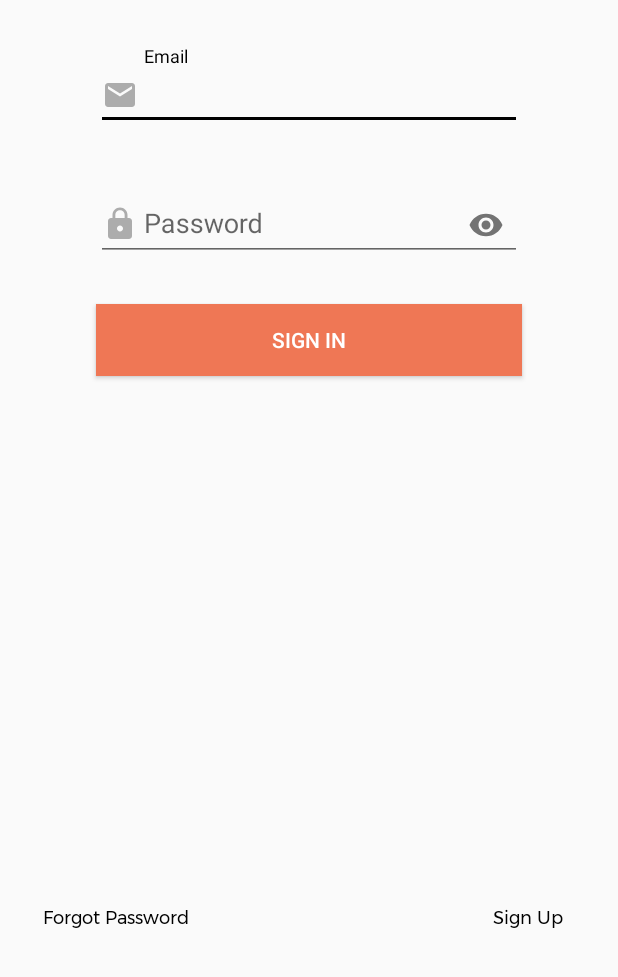
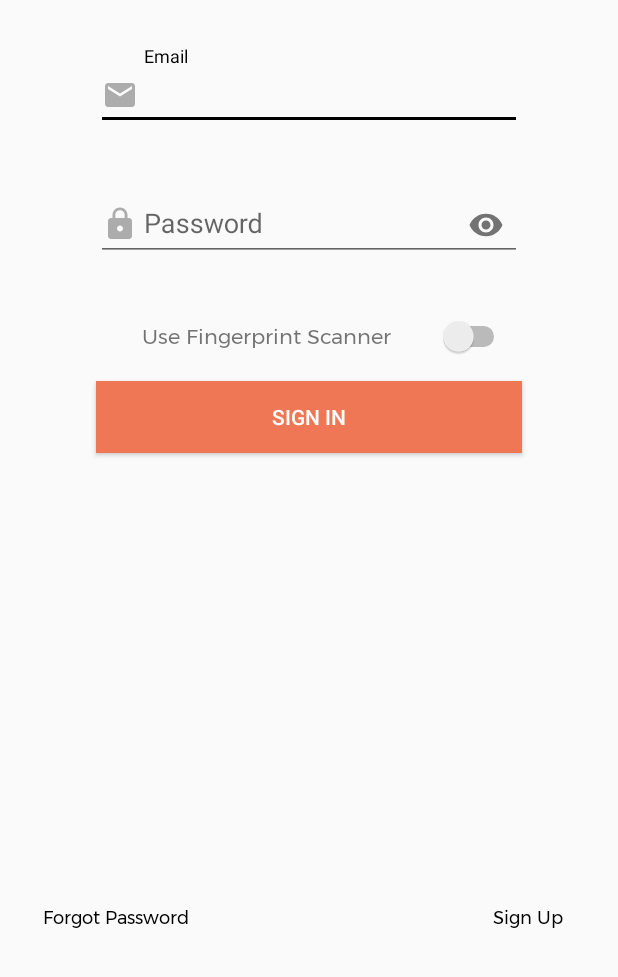
Before and after one commit to DanielTatarkin/PayTime, an Android app: the screen it shows after launch (LoginActivity), after a tap on "SIGN IN", on a phone screen of 412 x 824 dp, the part 259-1236 px from its top. Run offline under Robolectric (Android 15) with nearby library versions, the phone set to English and light mode, and no system bars; our stand-ins replace Firebase (no records; nobody signed in at launch, a user with empty details on screens opened directly); Roboto replaces fonts that are not available here.

Commit message:
Fingerprint prompt functionality added + Firebase Perf added

```diff
--- a/app/build.gradle
+++ b/app/build.gradle
@@ -1,4 +1,5 @@
 apply plugin: 'com.android.application'
+apply plugin: 'com.google.firebase.firebase-perf'
 
 android {
     compileSdkVersion 28
@@ -34,6 +35,7 @@ dependencies {
     implementation 'androidx.constraintlayout:constraintlayout:2.0.0-alpha3'
     implementation 'androidx.legacy:legacy-support-v4:1.0.0'
     implementation 'com.google.android.material:material:1.1.0-alpha03'
+    implementation "androidx.biometric:biometric:1.0.0-alpha03"
 
     // ViewModel and LiveData
     implementation "androidx.lifecycle:lifecycle-extensions:$lifecycle_version"
@@ -51,6 +53,7 @@ dependencies {
     implementation 'com.google.firebase:firebase-core:16.0.7'
     implementation 'com.google.firebase:firebase-auth:16.1.0'
     implementation 'com.google.firebase:firebase-firestore:18.0.1'
+    implementation 'com.google.firebase:firebase-perf:16.2.3'
 
     testImplementation 'junit:junit:4.13-beta-2'
     androidTestImplementation 'androidx.test.ext:junit:1.1.1-alpha01'
--- a/app/src/main/AndroidManifest.xml
+++ b/app/src/main/AndroidManifest.xml
@@ -4,6 +4,8 @@
     package="com.danieltatarkin.paytime">
 
     <uses-permission android:name="android.permission.INTERNET" />
+    <uses-permission android:name="android.permission.ACCESS_NETWORK_STATE" />
+    <uses-permission android:name="android.permission.USE_BIOMETRIC" />
 
     <application
         android:allowBackup="true"
--- a/app/src/main/java/com/danieltatarkin/paytime/LoginActivity.java
+++ b/app/src/main/java/com/danieltatarkin/paytime/LoginActivity.java
@@ -11,8 +11,12 @@ import android.widget.TextView;
 import android.widget.Toast;
 
 import androidx.annotation.NonNull;
+import androidx.annotation.Nullable;
 import androidx.appcompat.app.AppCompatActivity;
 
+import com.danieltatarkin.paytime.utilities.BiometricUtils;
+import com.danieltatarkin.paytime.utilities.NetworkUtils;
+import com.danieltatarkin.paytime.utilities.PayTimeConstants;
 import com.google.android.gms.tasks.OnCompleteListener;
 import com.google.android.gms.tasks.OnFailureListener;
 import com.google.android.gms.tasks.OnSuccessListener;
@@ -31,7 +35,8 @@ import java.util.Objects;
 
 public class LoginActivity extends AppCompatActivity {
 
-    public static final String TAG = LoginActivity.class.getSimpleName();
+    //
+    public static final int USER_RETURNED_FROM_MAIN = 301;
 
     private TextInputLayout emailEditText;
     private TextInputLayout passwordEditText;
@@ -44,7 +49,7 @@ public class LoginActivity extends AppCompatActivity {
     @Override
     protected void onCreate(Bundle savedInstanceState) {
         super.onCreate(savedInstanceState);
-        setContentView(R.layout.activity_main);
+        setContentView(R.layout.activity_login);
 
         // Creating Firebase instances
         firebaseAuth = FirebaseAuth.getInstance();
@@ -57,13 +62,16 @@ public class LoginActivity extends AppCompatActivity {
         passwordEditText = findViewById(R.id.password_editText);
         loginButton = findViewById(R.id.login_button);
         setViewListeners();
+
+        if (BiometricUtils.isSdkVersionSupported()) {
+            BiometricUtils.createFingerPrompt(this);
+        }
     }
 
     /**
      * This function takes text from Email/Password EditTexts.
      * - Checks if it's empty.
-     * - Logs user in if credentials are correct.
-     * - If correct, then calls updateDatabase() with current user's info.
+     * - Logs user in if credentials are correct, and updates database with user's info.
      */
     private void loginUser() {
         String email = emailEditText.getEditText().getText().toString();
@@ -75,7 +83,7 @@ public class LoginActivity extends AppCompatActivity {
                         @Override
                         public void onComplete(@NonNull Task<AuthResult> task) {
                             if (task.isSuccessful()) {
-                                updateDatabase(FirebaseAuth.getInstance().getCurrentUser());
+                                updateDatabase(task.getResult().getUser());
                                 Toast.makeText(LoginActivity.this, "Logged in!", Toast.LENGTH_SHORT).show();
                                 userLoggedIn();
                             } else {
@@ -91,7 +99,7 @@ public class LoginActivity extends AppCompatActivity {
     /**
      * This function updates Firestore db with provided user's information
      *
-     * @param firebaseUser
+     * @param firebaseUser - instance of a Firebase User from Firebase Auth
      */
     private void updateDatabase(@NonNull FirebaseUser firebaseUser) {
 
@@ -113,7 +121,7 @@ public class LoginActivity extends AppCompatActivity {
                     @Override
                     public void onFailure(@NonNull Exception e) {
                         Toast.makeText(LoginActivity.this, "Something went wrong | DB", Toast.LENGTH_SHORT).show();
-                        Log.e(TAG, e.toString());
+                        Log.e(PayTimeConstants.TAG, e.toString());
                     }
                 });
 
@@ -139,14 +147,18 @@ public class LoginActivity extends AppCompatActivity {
         loginButton.setOnClickListener(new View.OnClickListener() {
             @Override
             public void onClick(View v) {
-                loginUser();
+
+                if (NetworkUtils.checkNetworkConnection(getApplicationContext())) loginUser();
+                else
+                    Toast.makeText(LoginActivity.this, R.string.no_internet_error, Toast.LENGTH_SHORT).show();
+
             }
         });
     }
 
     private void userLoggedIn() {
         Intent goToMainActivity = new Intent(this, MainActivity.class);
-        startActivity(goToMainActivity);
+        startActivityForResult(goToMainActivity, USER_RETURNED_FROM_MAIN);
     }
 
     @Override
@@ -161,4 +173,11 @@ public class LoginActivity extends AppCompatActivity {
             userLoggedIn();
         }
     }
+
+    @Override
+    protected void onActivityResult(int requestCode, int resultCode, @Nullable Intent data) {
+        if (requestCode == USER_RETURNED_FROM_MAIN) {
+            firebaseAuth.signOut();
+        }
+    }
 }
--- a/app/src/main/java/com/danieltatarkin/paytime/MainActivity.java
+++ b/app/src/main/java/com/danieltatarkin/paytime/MainActivity.java
@@ -11,4 +11,10 @@ public class MainActivity extends AppCompatActivity {
         super.onCreate(savedInstanceState);
         setContentView(R.layout.activity_pay_time);
     }
+
+    @Override
+    public void onBackPressed() {
+        super.onBackPressed();
+        finishActivity(LoginActivity.USER_RETURNED_FROM_MAIN);
+    }
 }
--- /dev/null
+++ b/app/src/main/java/com/danieltatarkin/paytime/utilities/BiometricUtils.java
@@ -0,0 +1,73 @@
+package com.danieltatarkin.paytime.utilities;
+
+import android.os.Build;
+import android.os.Looper;
+import android.widget.Toast;
+
+import androidx.annotation.NonNull;
+import androidx.annotation.RequiresApi;
+import androidx.biometric.BiometricPrompt;
+import androidx.fragment.app.FragmentActivity;
+
+import java.util.concurrent.ExecutorService;
+import java.util.concurrent.Executors;
+
+
+public class BiometricUtils {
+
+    public static boolean isSdkVersionSupported() {
+        return Build.VERSION.SDK_INT >= Build.VERSION_CODES.M;
+    }
+
+    /**
+     * Allows for creating and showing Biometrics authentication prompt
+     *
+     * @param fragmentActivity
+     */
+    @RequiresApi(Build.VERSION_CODES.M)
+    public static void createFingerPrompt(FragmentActivity fragmentActivity) {
+
+        // New thread executor for BiometricPrompt constructor
+        ExecutorService executor = Executors.newSingleThreadExecutor();
+
+        BiometricPrompt biometricPrompt = new BiometricPrompt(fragmentActivity, executor, new BiometricPrompt.AuthenticationCallback() {
+            @Override
+            public void onAuthenticationError(int errorCode, @NonNull CharSequence errString) {
+                super.onAuthenticationError(errorCode, errString);
+                Looper.prepare();
+
+
+                if (errorCode == BiometricPrompt.ERROR_NEGATIVE_BUTTON) {
+                    fragmentActivity.runOnUiThread(new Runnable() {
+                        @Override
+                        public void run() {
+                            Toast.makeText(fragmentActivity, "FP Prompt cancelled by user", Toast.LENGTH_SHORT).show();
+                        }
+                    });
+                }
+            }
+
+            @Override
+            public void onAuthenticationSucceeded(@NonNull BiometricPrompt.AuthenticationResult result) {
+                Looper.prepare();
+                Toast.makeText(fragmentActivity, "FP SUCCESS!", Toast.LENGTH_SHORT).show();
+                super.onAuthenticationSucceeded(result);
+            }
+
+            @Override
+            public void onAuthenticationFailed() {
+                Looper.prepare();
+                Toast.makeText(fragmentActivity, "FP FAILED!", Toast.LENGTH_SHORT).show();
+                super.onAuthenticationFailed();
+            }
+        });
+
+        BiometricPrompt.PromptInfo.Builder promptInfo = new BiometricPrompt.PromptInfo.Builder()
+                .setTitle("Daniel Title")
+                .setSubtitle("Daniel Subtitle")
+                .setDescription("Daniel Description...")
+                .setNegativeButtonText("Cancel");
+
+        biometricPrompt.authenticate(promptInfo.build());
+    }
+}
--- /dev/null
+++ b/app/src/main/java/com/danieltatarkin/paytime/utilities/NetworkUtils.java
@@ -0,0 +1,19 @@
+package com.danieltatarkin.paytime.utilities;
+
+import android.content.Context;
+import android.net.ConnectivityManager;
+import android.net.NetworkInfo;
+
+public class NetworkUtils {
+
+
+    public static boolean checkNetworkConnection(Context context) {
+
+        ConnectivityManager cm = (ConnectivityManager) context
+                .getSystemService(Context.CONNECTIVITY_SERVICE);
+        NetworkInfo networkInfo = cm.getActiveNetworkInfo();
+
+        return networkInfo != null && networkInfo.isConnected();
+    }
+
+}
--- a/app/src/main/res/layout/activity_main.xml
+++ b/app/src/main/res/layout/activity_login.xml
@@ -15,9 +15,9 @@
         android:layout_marginStart="8dp"
         android:layout_marginTop="112dp"
         android:layout_marginEnd="8dp"
-        android:src="@drawable/app_logo"
         android:scaleX="1.2"
         android:scaleY="1.2"
+        android:src="@drawable/app_logo"
         app:layout_constraintEnd_toEndOf="parent"
         app:layout_constraintHorizontal_bias="0.685"
         app:layout_constraintStart_toStartOf="parent"
@@ -51,7 +51,7 @@
             android:layout_height="wrap_content"
             android:drawableStart="@drawable/ic_email_black"
             android:drawablePadding="4dp"
-            android:hint="Email"
+            android:hint="@string/email"
             android:inputType="textEmailAddress" />
 
     </com.google.android.material.textfield.TextInputLayout>
@@ -75,24 +75,48 @@
             android:layout_height="wrap_content"
             android:drawableStart="@drawable/ic_lock_black"
             android:drawablePadding="4dp"
-            android:hint="Password"
+            android:hint="@string/password"
             android:inputType="textPassword" />
 
     </com.google.android.material.textfield.TextInputLayout>
+
+    <TextView
+        android:id="@+id/fp_scanner_text"
+        android:layout_width="wrap_content"
+        android:layout_height="wrap_content"
+        android:layout_marginStart="8dp"
+        android:layout_marginEnd="8dp"
+        android:fontFamily="@font/montserrat "
+        android:text="@string/use_fingerprint_scanner"
+        app:layout_constraintBottom_toBottomOf="@+id/fp_scanner_toggle"
+        app:layout_constraintEnd_toStartOf="@+id/fp_scanner_toggle"
+        app:layout_constraintStart_toStartOf="@+id/password_editText"
+        app:layout_constraintTop_toTopOf="@+id/fp_scanner_toggle" />
+
+    <Switch
+        android:id="@+id/fp_scanner_toggle"
+        android:layout_width="wrap_content"
+        android:layout_height="wrap_content"
+        android:layout_marginTop="16dp"
+        android:layout_marginEnd="8dp"
+        android:showText="false"
+        app:layout_constraintEnd_toEndOf="@+id/password_editText"
+        app:layout_constraintTop_toBottomOf="@+id/password_editText" />
 
     <Button
         android:id="@+id/login_button"
         android:layout_width="0dp"
         android:layout_height="wrap_content"
         android:layout_marginStart="64dp"
-        android:layout_marginTop="8dp"
+        android:layout_marginTop="16dp"
         android:layout_marginEnd="64dp"
         android:background="#EF7755"
-        android:text="Sign In"
+        android:text="@string/sign_in"
         android:textColor="#FFFFFFFF"
         app:layout_constraintEnd_toEndOf="parent"
+        app:layout_constraintHorizontal_bias="0.0"
         app:layout_constraintStart_toStartOf="parent"
-        app:layout_constraintTop_toBottomOf="@+id/password_editText" />
+        app:layout_constraintTop_toBottomOf="@+id/fp_scanner_toggle" />
 
     <Button
         android:id="@+id/forgot_password_btn"
@@ -102,7 +126,7 @@
         android:layout_marginStart="16dp"
         android:layout_marginBottom="16dp"
         android:fontFamily="@font/montserrat"
-        android:text="Forgot Password"
+        android:text="@string/forgot_password"
         android:textAllCaps="false"
         android:textColor="#000000"
         android:textSize="12sp"
@@ -117,7 +141,7 @@
         android:layout_marginEnd="16dp"
         android:layout_marginBottom="16dp"
         android:fontFamily="@font/montserrat"
-        android:text="Sign Up"
+        android:text="@string/sign_up"
         android:textAllCaps="false"
         android:textColor="#000000"
         android:textSize="12sp"
--- a/app/src/main/res/values/strings.xml
+++ b/app/src/main/res/values/strings.xml
@@ -3,4 +3,13 @@
 
     <!-- TODO: Remove or change this placeholder text -->
     <string name="hello_blank_fragment">Hello blank fragment</string>
+    <string name="use_fingerprint_scanner">Use Fingerprint Scanner</string>
+    <string name="forgot_password">Forgot Password</string>
+    <string name="sign_in">Sign In</string>
+    <string name="sign_up">Sign Up</string>
+    <string name="password">Password</string>
+    <string name="email">Email</string>
+
+    <!-- ERROR MESSAGES: -->
+    <string name="no_internet_error">Network is unavailable</string>
 </resources>
--- a/build.gradle
+++ b/build.gradle
@@ -8,8 +8,8 @@ buildscript {
         classpath 'com.android.tools.build:gradle:3.5.0-alpha05'
         classpath 'com.google.gms:google-services:4.2.0'
 
-        // NOTE: Do not place your application dependencies here; they belong
-        // in the individual module build.gradle files
+        // Firebase Performance
+        classpath 'com.google.firebase:firebase-plugins:1.1.5'
     }
 }
 
```
Also changed, not shown: app/src/main/java/com/danieltatarkin/paytime/utilities/PayTimeConstants.java (added, +8 -0 lines).
